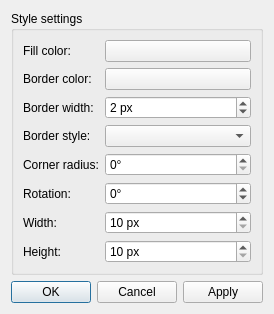
Old version of the form gns3/ui/style_editor_dialog.ui in the repository GNS3/gns3-gui.
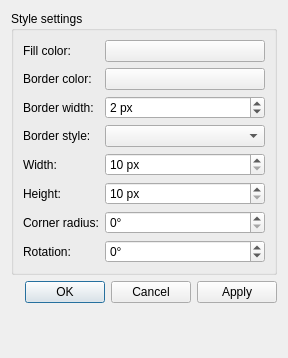
New version of the form.

Commit message: Fix issue with line item

```diff
--- a/gns3/ui/style_editor_dialog.ui
+++ b/gns3/ui/style_editor_dialog.ui
@@ -6,8 +6,8 @@
    <rect>
     <x>0</x>
     <y>0</y>
-    <width>270</width>
-    <height>294</height>
+    <width>288</width>
+    <height>358</height>
    </rect>
   </property>
   <property name="windowTitle">
@@ -84,14 +84,14 @@
       <item row="3" column="1">
        <widget class="QComboBox" name="uiBorderStyleComboBox"/>
       </item>
-      <item row="5" column="0">
+      <item row="7" column="0">
        <widget class="QLabel" name="uiRotationLabel">
         <property name="text">
          <string>Rotation:</string>
         </property>
        </widget>
       </item>
-      <item row="5" column="1">
+      <item row="7" column="1">
        <widget class="QSpinBox" name="uiRotationSpinBox">
         <property name="sizePolicy">
          <sizepolicy hsizetype="Expanding" vsizetype="Fixed">
@@ -114,14 +114,14 @@
         </property>
        </widget>
       </item>
-      <item row="4" column="0">
+      <item row="6" column="0">
        <widget class="QLabel" name="uiCornerRadiusLabel">
         <property name="text">
          <string>Corner radius:</string>
         </property>
        </widget>
       </item>
-      <item row="4" column="1">
+      <item row="6" column="1">
        <widget class="QSpinBox" name="uiCornerRadiusSpinBox">
         <property name="suffix">
          <string>°</string>
@@ -131,14 +131,14 @@
         </property>
        </widget>
       </item>
-      <item row="6" column="0">
+      <item row="4" column="0">
        <widget class="QLabel" name="uiWidthLabel">
         <property name="text">
          <string>Width:</string>
         </property>
        </widget>
       </item>
-      <item row="6" column="1">
+      <item row="4" column="1">
        <widget class="QSpinBox" name="uiWidthSpinBox">
         <property name="suffix">
          <string> px</string>
@@ -151,14 +151,14 @@
         </property>
        </widget>
       </item>
-      <item row="7" column="0">
+      <item row="5" column="0">
        <widget class="QLabel" name="uiHeightLabel">
         <property name="text">
          <string>Height:</string>
         </property>
        </widget>
       </item>
-      <item row="7" column="1">
+      <item row="5" column="1">
        <widget class="QSpinBox" name="uiHeightSpinBox">
         <property name="suffix">
          <string> px</string>
```
The commit also changes 2 other files.
